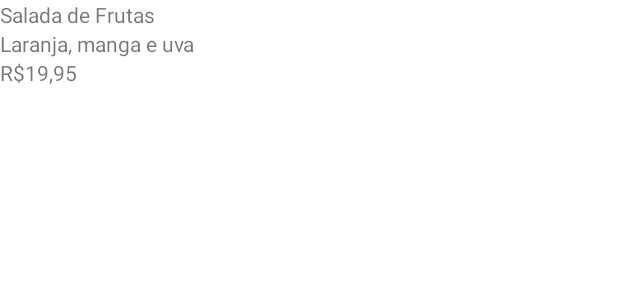
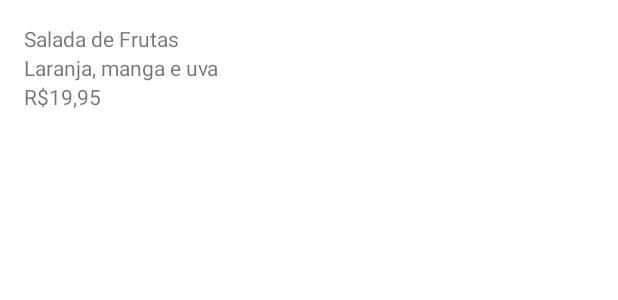
Before and after one commit to costarafaelhugo/Cesta-de-Frutas, an Android app: the layout activity_main.xml on its own in the app's theme, with its tools: preview values and no code run, on a phone screen of 412 x 824 dp. Shown: the top 300 px of the screen. Run offline under Robolectric (Android 15) with nearby library versions, the phone set to English and light mode, and no system bars.

Commit message:
add 3 TV

```diff
--- a/app/src/main/res/layout/activity_main.xml
+++ b/app/src/main/res/layout/activity_main.xml
@@ -8,6 +8,7 @@
         android:id="@+id/nome"
         android:layout_width="match_parent"
         android:layout_height="wrap_content"
+        android:layout_margin="@dimen/margin"
         android:text="Salada de Frutas"
         app:layout_constraintEnd_toEndOf="parent"
         app:layout_constraintTop_toTopOf="parent" />
@@ -16,14 +17,18 @@
         android:id="@+id/descricao"
         android:layout_width="match_parent"
         android:layout_height="wrap_content"
+        android:layout_marginStart="@dimen/margin"
+        android:layout_marginEnd="@dimen/margin"
         android:text="Laranja, manga e uva"
-        app:layout_constraintTop_toBottomOf="@id/nome"/>
+        app:layout_constraintTop_toBottomOf="@id/nome" />
 
     <TextView
         android:id="@+id/valor"
         android:layout_width="match_parent"
         android:layout_height="wrap_content"
+        android:layout_marginStart="@dimen/margin"
+        android:layout_marginEnd="@dimen/margin"
         android:text="R$19,95"
-        app:layout_constraintTop_toBottomOf="@id/descricao"/>
+        app:layout_constraintTop_toBottomOf="@id/descricao" />
 
 </androidx.constraintlayout.widget.ConstraintLayout>
--- /dev/null
+++ b/app/src/main/res/layout/produto_item.xml
@@ -0,0 +1,6 @@
+<?xml version="1.0" encoding="utf-8"?>
+<androidx.constraintlayout.widget.ConstraintLayout
+    xmlns:android="http://schemas.android.com/apk/res/android" android:layout_width="match_parent"
+    android:layout_height="match_parent">
+
+</androidx.constraintlayout.widget.ConstraintLayout>
--- /dev/null
+++ b/app/src/main/res/values/dimens.xml
@@ -0,0 +1,4 @@
+<?xml version="1.0" encoding="utf-8"?>
+<resources>
+    <dimen name="margin">16dp</dimen>
+</resources>
```
